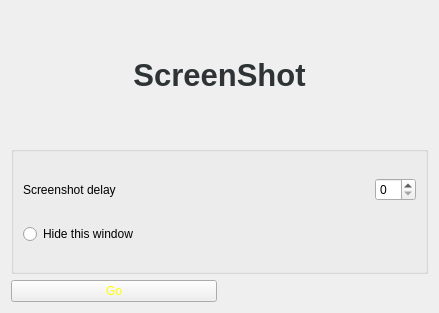
Above: sources/Forms/formscreenshots.ui from jose94752/ClipEdit before the change. Below: the same form after it.
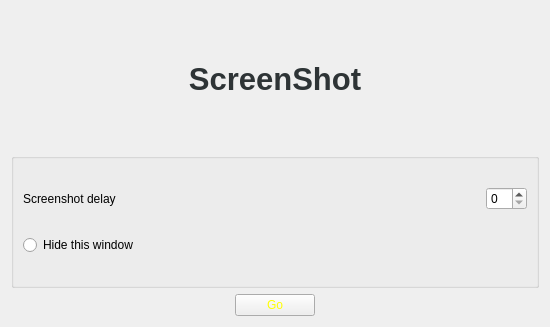
That is the form after the change.

Commit message: center the button Go of  formscreenshot.ui

Patch:
```diff
--- a/sources/Forms/formscreenshots.ui
+++ b/sources/Forms/formscreenshots.ui
@@ -6,8 +6,8 @@
    <rect>
     <x>0</x>
     <y>0</y>
-    <width>439</width>
-    <height>313</height>
+    <width>550</width>
+    <height>327</height>
    </rect>
   </property>
   <property name="windowTitle">
@@ -17,7 +17,24 @@
    <string notr="true"/>
   </property>
   <layout class="QGridLayout" name="gridLayout_2">
-   <item row="1" column="0" colspan="2">
+   <item row="0" column="0">
+    <widget class="QLabel" name="label_2">
+     <property name="font">
+      <font>
+       <pointsize>23</pointsize>
+       <weight>75</weight>
+       <bold>true</bold>
+      </font>
+     </property>
+     <property name="styleSheet">
+      <string notr="true"/>
+     </property>
+     <property name="text">
+      <string>&lt;html&gt;&lt;head/&gt;&lt;body&gt;&lt;p align=&quot;center&quot;&gt;&lt;span style=&quot; color:#2e3436;&quot;&gt;ScreenShot&lt;/span&gt;&lt;/p&gt;&lt;/body&gt;&lt;/html&gt;</string>
+     </property>
+    </widget>
+   </item>
+   <item row="1" column="0">
     <widget class="QGroupBox" name="groupBox">
      <property name="styleSheet">
       <string notr="true"/>
@@ -81,6 +98,21 @@
     </widget>
    </item>
    <item row="2" column="0">
+    <layout class="QHBoxLayout" name="horizontalLayout">
+     <item>
+      <spacer name="horizontalSpacer_3">
+       <property name="orientation">
+        <enum>Qt::Horizontal</enum>
+       </property>
+       <property name="sizeHint" stdset="0">
+        <size>
+         <width>40</width>
+         <height>20</height>
+        </size>
+       </property>
+      </spacer>
+     </item>
+     <item>
     <widget class="QPushButton" name="pushButton">
      <property name="styleSheet">
       <string notr="true">QPushButton
@@ -96,22 +128,20 @@
      </property>
     </widget>
    </item>
-   <item row="0" column="0" colspan="2">
-    <widget class="QLabel" name="label_2">
-     <property name="font">
-      <font>
-       <pointsize>23</pointsize>
-       <weight>75</weight>
-       <bold>true</bold>
-      </font>
-     </property>
-     <property name="styleSheet">
-      <string notr="true"/>
-     </property>
-     <property name="text">
-      <string>&lt;html&gt;&lt;head/&gt;&lt;body&gt;&lt;p align=&quot;center&quot;&gt;&lt;span style=&quot; color:#2e3436;&quot;&gt;ScreenShot&lt;/span&gt;&lt;/p&gt;&lt;/body&gt;&lt;/html&gt;</string>
-     </property>
-    </widget>
+     <item>
+      <spacer name="horizontalSpacer_4">
+       <property name="orientation">
+        <enum>Qt::Horizontal</enum>
+       </property>
+       <property name="sizeHint" stdset="0">
+        <size>
+         <width>40</width>
+         <height>20</height>
+        </size>
+       </property>
+      </spacer>
+     </item>
+    </layout>
    </item>
   </layout>
  </widget>
```
Lines whose indentation alone changed are shown as unchanged. The commit also changes 1 other file.
